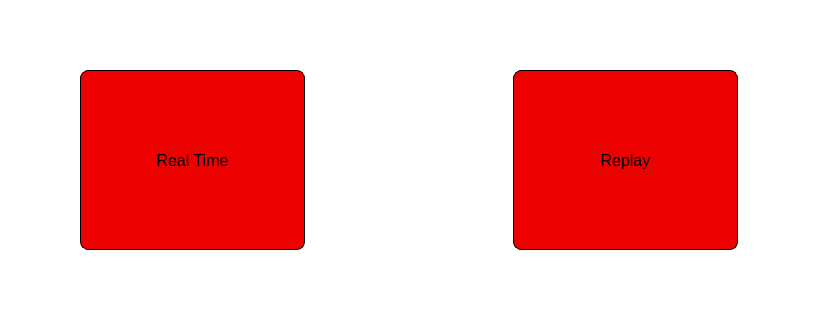
First picture: the form in BaseStationCode/src/ui/mainwindow.ui, repository ul-gaul/Avionique_Software, before the edit; both pictures show x 132 to 950 and y 157 to 477 of the 1082 by 638 pixel window.
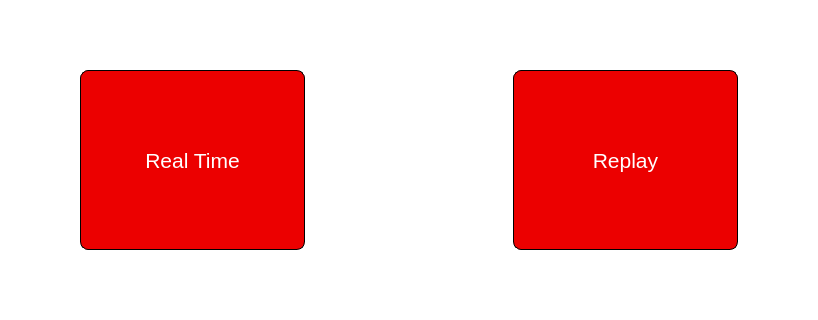
Second picture: the form after the edit. Icons and pictures are not drawn.

Commit message: Changement de la couleur du text des boutons de la main window

```diff
--- a/BaseStationCode/src/ui/mainwindow.ui
+++ b/BaseStationCode/src/ui/mainwindow.ui
@@ -193,7 +193,7 @@
         </property>
         <property name="font">
          <font>
-          <pointsize>12</pointsize>
+          <pointsize>16</pointsize>
          </font>
         </property>
         <property name="styleSheet">
@@ -201,6 +201,7 @@
 	background-color: rgb(236,0,0);
 	border: 1px solid black;
 	border-radius: 8px;
+	color: white;
 }</string>
         </property>
         <property name="text">
@@ -246,7 +247,7 @@
         </property>
         <property name="font">
          <font>
-          <pointsize>12</pointsize>
+          <pointsize>16</pointsize>
          </font>
         </property>
         <property name="styleSheet">
@@ -254,6 +255,7 @@
 	background-color: rgb(236, 0, 0);
 	border: 1px solid black;
 	border-radius: 8px;
+	color: white;
 }</string>
         </property>
         <property name="text">
```
Left out of the diff: 4 changed lines with no effect on the pictures. The commit also changes 1 other file.
